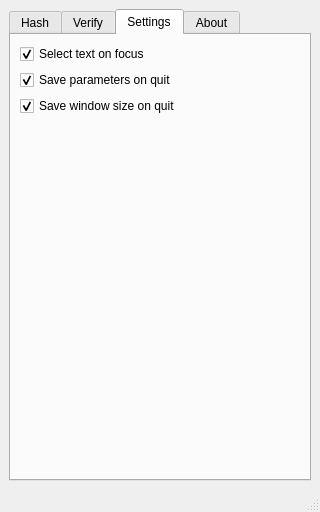
GlitchedPolygons/Argon2GUI, file src/mainwindow.ui: the form before one commit.
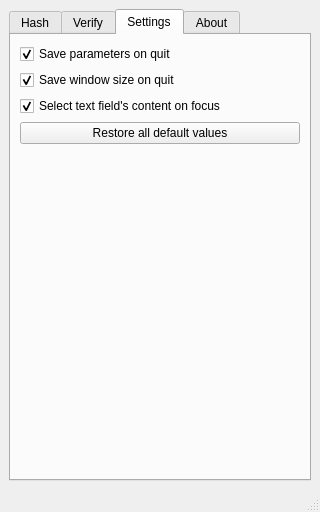
The form after the commit. The open tabs and pages were chosen to show the change.

What changed in the file:
```diff
--- a/src/mainwindow.ui
+++ b/src/mainwindow.ui
@@ -381,16 +381,6 @@
         <string>Settings</string>
        </attribute>
        <layout class="QVBoxLayout" name="verticalLayout_3">
-        <item>
-         <widget class="QCheckBox" name="selectTextOnFocusCheckBox">
-          <property name="text">
-           <string>Select text on focus</string>
-          </property>
-          <property name="checked">
-           <bool>true</bool>
-          </property>
-         </widget>
-        </item>
         <item>
          <widget class="QCheckBox" name="saveParametersOnQuitCheckBox">
           <property name="text">
@@ -411,6 +401,26 @@
           </property>
          </widget>
         </item>
+        <item>
+         <widget class="QCheckBox" name="selectTextOnFocusCheckBox">
+          <property name="toolTip">
+           <string>Should every text field's full text content be selected every time the field is focused/clicked on?</string>
+          </property>
+          <property name="text">
+           <string>Select text field's content on focus</string>
+          </property>
+          <property name="checked">
+           <bool>true</bool>
+          </property>
+         </widget>
+        </item>
+        <item>
+         <widget class="QPushButton" name="factoryResetPushButton">
+          <property name="text">
+           <string>Restore all default values</string>
+          </property>
+         </widget>
+        </item>
         <item>
          <spacer name="settingsVerticalSpacer">
           <property name="orientation">
```
Left out of the diff: 8 changed lines with no effect on the pictures.
